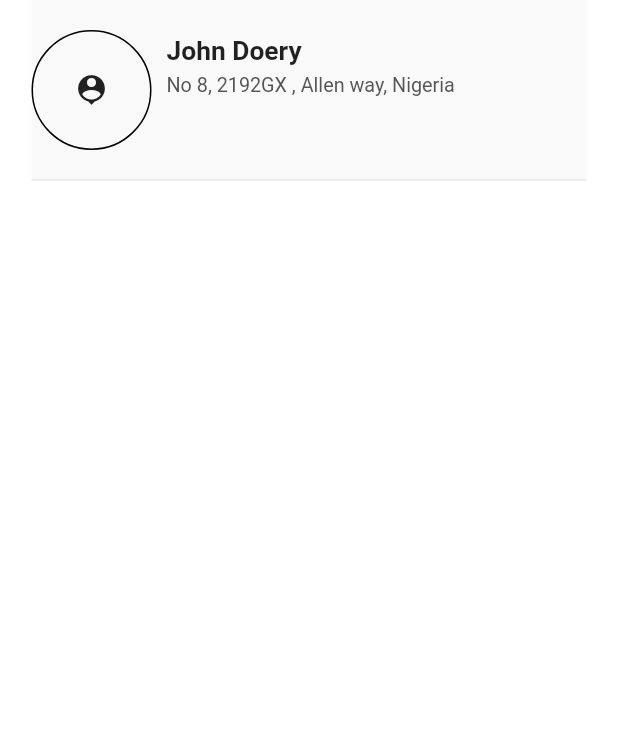
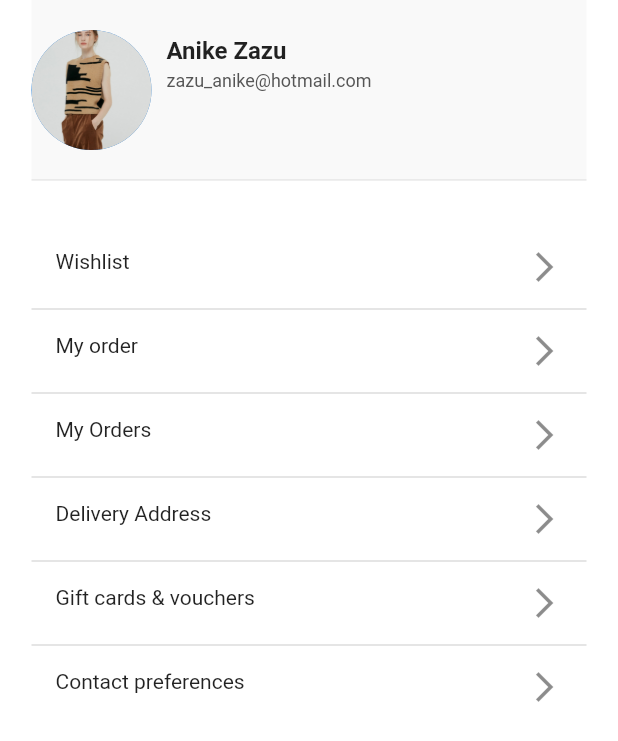
Before and after one commit to intellichain555/fashinapp, a Flutter app: the ProfilePage screen opened directly, on a phone screen of 412 x 824 dp. Shown: the top 741 px of the screen. Run offline on Flutter 3.47's test engine with Material 2 defaults, Android fonts, the phone set to English and light mode, and no system bars; our stand-ins replace bloc, cached_network_image, flutter_bloc, google_fonts; network calls fail; Roboto replaces fonts that are missing (Tenor Sans).

Commit message:
ui update

```diff
--- /dev/null
+++ b/lib/global_widgets/avatar_name_email.dart
@@ -0,0 +1,39 @@
+import 'package:flutter/material.dart';
+import 'package:plaid_test_app/constants.dart';
+
+Widget avatarNameAndAddress() {
+  return Container(
+    padding: const EdgeInsets.symmetric(vertical: 20),
+    color: AppColor.kkIconBackground,
+    child: Row(
+      crossAxisAlignment: CrossAxisAlignment.start,
+      children: [
+        const CircleAvatar(
+          radius: 40,
+          foregroundImage: AssetImage("assets/cloth/portrait/4.png"),
+        ),
+        const SizedBox(width: 10),
+        Expanded(
+          child: Padding(
+            padding: const EdgeInsets.only(top: 4.0),
+            child: Column(
+              crossAxisAlignment: CrossAxisAlignment.start,
+              mainAxisSize: MainAxisSize.max,
+              children: [
+                const Text(
+                  "Anike Zazu",
+                  style: TextStyle(fontSize: 16, fontWeight: FontWeight.bold),
+                ),
+                const SizedBox(height: 4),
+                Text(
+                  "zazu_anike@hotmail.com",
+                  style: TextStyle(fontSize: 12, color: AppColor.kkLabelColor),
+                ),
+              ],
+            ),
+          ),
+        ),
+      ],
+    ),
+  );
+}
--- a/lib/pages/profile_page.dart
+++ b/lib/pages/profile_page.dart
@@ -1,5 +1,6 @@
 import 'package:flutter/material.dart';
 import 'package:plaid_test_app/constants.dart';
+import 'package:plaid_test_app/global_widgets/avatar_name_email.dart';
 
 class ProfilePage extends StatelessWidget {
   const ProfilePage({Key? key}) : super(key: key);
@@ -10,9 +11,11 @@ class ProfilePage extends StatelessWidget {
 
     return MediaQuery(
       data: query.copyWith(
-          textScaleFactor: query.textScaleFactor.clamp(1.1, 1.2)),
+          textScaleFactor: query.textScaleFactor.clamp(1.0, 1.2)),
+      child: SafeArea(
         child: Scaffold(
           body: ProfilePageView(key: key),
+        ),
       ),
     );
   }
@@ -28,54 +31,49 @@ class ProfilePageView extends StatelessWidget {
       child: Column(
         mainAxisAlignment: MainAxisAlignment.start,
         children: [
-          _avatarNameAndAddress(),
+          avatarNameAndAddress(),
           Divider(
             height: 0,
           ),
-        ],
+          const SizedBox(height: 30),
+          Expanded(
+            child: ListView(
+                physics: BouncingScrollPhysics(),
+                children: ListTile.divideTiles(
+                    color: AppColor.kkLabelColor.withOpacity(0.3),
+                    tiles: [
+                      ListTile(
+                        onTap: () {},
+                        leading: const Text("Wishlist"),
+                        trailing: const Icon(Icons.arrow_forward_ios_outlined),
                       ),
-    );
-  }
-
-  Widget _avatarNameAndAddress() {
-    return Container(
-      padding: EdgeInsets.symmetric(vertical: 20),
-      color: AppColor.kkIconBackground,
-      child: Row(
-        crossAxisAlignment: CrossAxisAlignment.start,
-        children: [
-          Container(
-            height: 80,
-            width: 80,
-            decoration: BoxDecoration(
-              border: Border.all(),
-              borderRadius: BorderRadius.circular(50),
-              color: AppColor.kkInputBackgroundColor,
+                      ListTile(
+                        onTap: () {},
+                        leading: const Text("My order"),
+                        trailing: const Icon(Icons.arrow_forward_ios_outlined),
                       ),
-            child: Icon(Icons.person_pin),
+                      ListTile(
+                        onTap: () {},
+                        leading: const Text("My Orders"),
+                        trailing: const Icon(Icons.arrow_forward_ios_outlined),
                       ),
-          SizedBox(width: 10),
-          Expanded(
-            child: Padding(
-              padding: const EdgeInsets.only(top: 4.0),
-              child: Column(
-                crossAxisAlignment: CrossAxisAlignment.start,
-                mainAxisSize: MainAxisSize.max,
-                children: [
-                  Text(
-                    "John Doery",
-                    style: TextStyle(fontSize: 16, fontWeight: FontWeight.bold),
+                      ListTile(
+                        onTap: () {},
+                        leading: const Text("Delivery Address"),
+                        trailing: const Icon(Icons.arrow_forward_ios_outlined),
                       ),
-                  SizedBox(height: 4),
-                  Text(
-                    "No 8, 2192GX , Allen way, Nigeria",
-                    style:
-                        TextStyle(fontSize: 12, color: AppColor.kkLabelColor),
+                      ListTile(
+                        onTap: () {},
+                        leading: const Text("Gift cards & vouchers"),
+                        trailing: const Icon(Icons.arrow_forward_ios_outlined),
                       ),
-                ],
-              ),
-            ),
-          ),
+                      ListTile(
+                        onTap: () {},
+                        leading: const Text("Contact preferences"),
+                        trailing: const Icon(Icons.arrow_forward_ios_outlined),
+                      )
+                    ]).toList()),
+          )
         ],
       ),
     );
```
Also changed, not shown: lib/global_widgets/app_bar.dart (+2 -9 lines), lib/main.dart (+2 -12 lines), lib/pages/home_page.dart (+82 -54 lines), lib/pages/product_detail_page.dart (+23 -12 lines), lib/pages/search_page.dart (+40 -62 lines), lib/pages/tab_manager.dart (+10 -17 lines), 1 other file. Lines whose indentation alone changed are shown as unchanged.
